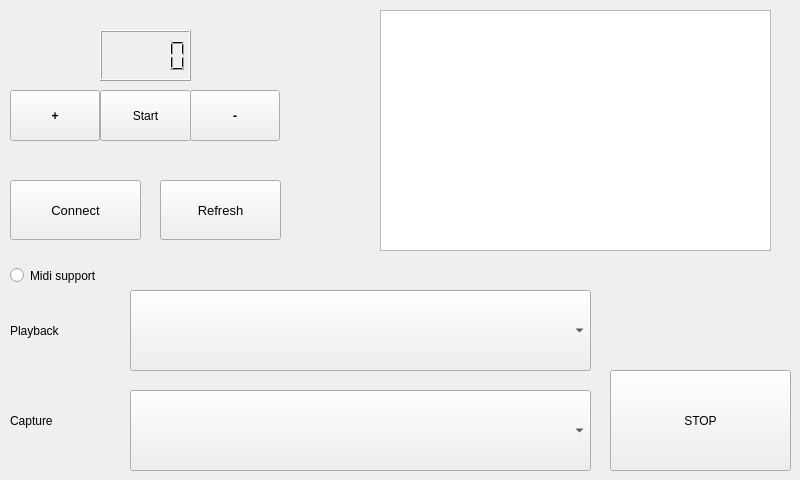
The window that mainwindow.ui (fredericabry/raspiloop) describes before a commit, drawn with Qt 5.
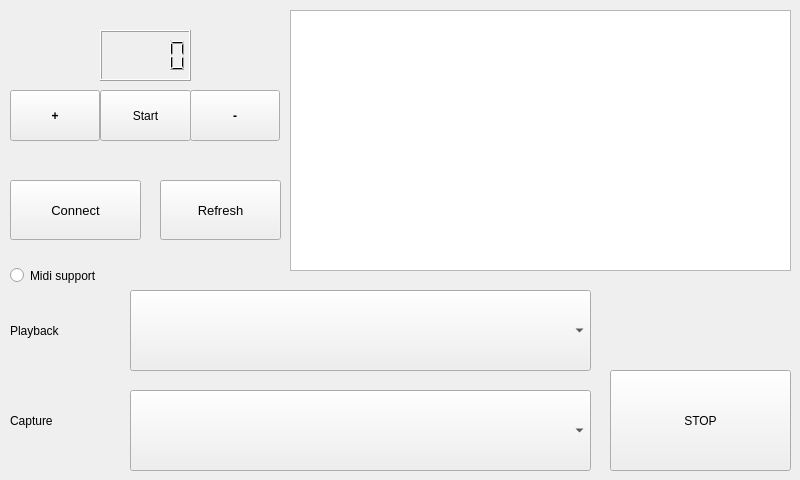
The same window after the commit.

Patch:
```diff
--- a/mainwindow.ui
+++ b/mainwindow.ui
@@ -29,10 +29,10 @@
    <widget class="QTextBrowser" name="loopList">
     <property name="geometry">
      <rect>
-      <x>380</x>
+      <x>290</x>
       <y>10</y>
-      <width>391</width>
-      <height>241</height>
+      <width>501</width>
+      <height>261</height>
      </rect>
     </property>
     <property name="font">
```
